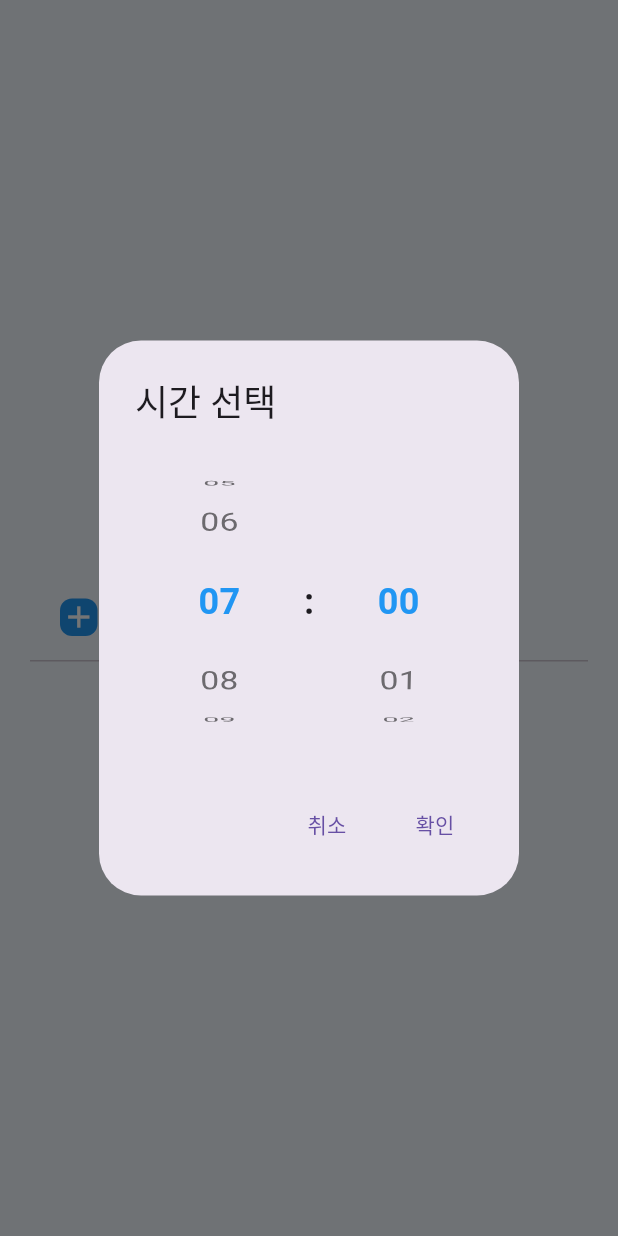
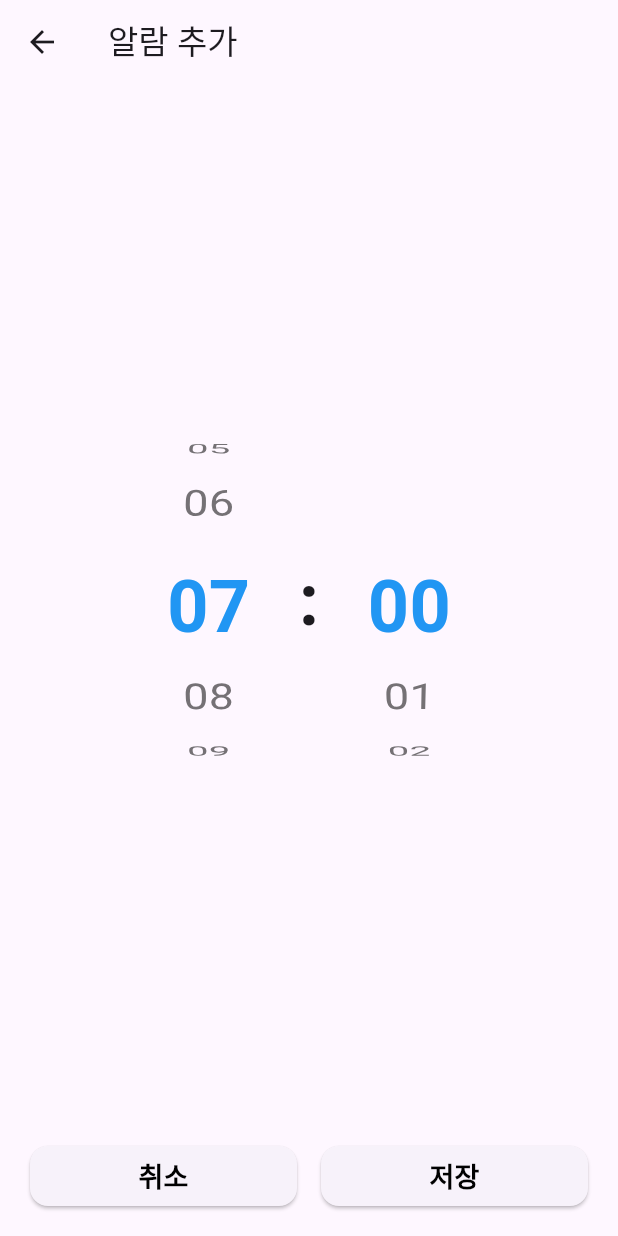
Before and after one commit to terrinens/wrsa, a Flutter app: the screen it shows after launch, after a tap on "알람 추가", on a phone screen of 412 x 824 dp. Run offline on Flutter 3.47's test engine with Material 3 defaults, Android fonts, the phone set to English and light mode, and no system bars; our stand-ins replace google_fonts, permission_handler, shared_preferences; missing offline and left inert: alarm; statements that could not run were skipped.

Commit message:
change : 알람 설정 화면을 팝업에서 페이지 이동으로 변경

```diff
--- a/lib/widgets/alarm/alarm_list.dart
+++ b/lib/widgets/alarm/alarm_list.dart
@@ -1,10 +1,9 @@
 import 'dart:async';
 
-import 'package:alarm/alarm.dart';
 import 'package:flutter/material.dart';
 import 'package:wrsa_app/utils/alarm.dart';
 import 'package:shared_preferences/shared_preferences.dart';
-import 'package:wrsa_app/widgets/alarm/alarm_ring_screen.dart';
+import 'package:wrsa_app/widgets/alarm/alarm_picker_screen.dart';
 import 'dart:convert';
 
 class AlarmList extends StatefulWidget {
@@ -86,9 +85,10 @@ class _AlarmListState extends State<AlarmList> {
   }
 
   Future<void> _addAlarm() async {
-    final TimeOfDay? selectedTime = await _showTimePickerDialog(
+    // 페이지 이동 방식으로 변경
+    final TimeOfDay? selectedTime = await Navigator.push<TimeOfDay>(
       context,
-      const TimeOfDay(hour: 7, minute: 0),
+      MaterialPageRoute(builder: (context) => const AlarmTimePickerScreen()),
     );
 
     if (selectedTime != null) {
@@ -104,128 +104,6 @@ class _AlarmListState extends State<AlarmList> {
 
       await _saveAlarms();
     }
-  }
-
-  Future<TimeOfDay?> _showTimePickerDialog(
-    BuildContext context,
-    TimeOfDay initialTime,
-  ) async {
-    int tempHour = initialTime.hour;
-    int tempMinute = initialTime.minute;
-
-    return await showDialog<TimeOfDay>(
-      context: context,
-      builder: (context) {
-        return StatefulBuilder(
-          builder: (context, setDialogState) {
-            return AlertDialog(
-              title: const Text('시간 선택'),
-              content: SizedBox(
-                height: 200,
-                width: 200,
-                child: Row(
-                  mainAxisAlignment: MainAxisAlignment.center,
-                  children: [
-                    Expanded(
-                      child: ListWheelScrollView.useDelegate(
-                        itemExtent: 50,
-                        perspective: 0.005,
-                        diameterRatio: 1.2,
-                        physics: const FixedExtentScrollPhysics(),
-                        controller: FixedExtentScrollController(
-                          initialItem: tempHour,
-                        ),
-                        onSelectedItemChanged: (index) {
-                          setDialogState(() {
-                            tempHour = index;
-                          });
-                        },
-                        childDelegate: ListWheelChildBuilderDelegate(
-                          childCount: 24,
-                          builder: (context, index) {
-                            return Center(
-                              child: Text(
-                                index.toString().padLeft(2, '0'),
-                                style: TextStyle(
-                                  fontSize: 24,
-                                  fontWeight: tempHour == index
-                                      ? FontWeight.bold
-                                      : FontWeight.normal,
-                                  color: tempHour == index
-                                      ? Colors.blue
-                                      : Colors.black54,
-                                ),
-                              ),
-                            );
-                          },
-                        ),
-                      ),
-                    ),
-                    const Text(
-                      ':',
-                      style: TextStyle(
-                        fontSize: 24,
-                        fontWeight: FontWeight.bold,
-                      ),
-                    ),
-                    Expanded(
-                      child: ListWheelScrollView.useDelegate(
-                        itemExtent: 50,
-                        perspective: 0.005,
-                        diameterRatio: 1.2,
-                        physics: const FixedExtentScrollPhysics(),
-                        controller: FixedExtentScrollController(
-                          initialItem: tempMinute,
-                        ),
-                        onSelectedItemChanged: (index) {
-                          setDialogState(() {
-                            tempMinute = index;
-                          });
-                        },
-                        childDelegate: ListWheelChildBuilderDelegate(
-                          childCount: 60,
-                          builder: (context, index) {
-                            return Center(
-                              child: Text(
-                                index.toString().padLeft(2, '0'),
-                                style: TextStyle(
-                                  fontSize: 24,
-                                  fontWeight: tempMinute == index
-                                      ? FontWeight.bold
-                                      : FontWeight.normal,
-                                  color: tempMinute == index
-                                      ? Colors.blue
-                                      : Colors.black54,
-                                ),
-                              ),
-                            );
-                          },
-                        ),
-                      ),
-                    ),
-                  ],
-                ),
-              ),
-              actions: [
-                TextButton(
-                  onPressed: () => Navigator.pop(context, null),
-                  child: const Text('취소'),
-                ),
-                TextButton(
-                  onPressed: () {
-                    Navigator.pop(
-                      context,
-                      TimeOfDay(hour: tempHour, minute: tempMinute),
-                    );
-                  },
-                  child: const Text('확인'),
-                ),
-              ],
-            );
-          },
-        );
-      },
-    );
   }
 
   void _removeAlarm(int id) async {
@@ -246,37 +124,7 @@ class _AlarmListState extends State<AlarmList> {
       mainAxisSize: MainAxisSize.min,
       children: [
         // 알람 추가 버튼
-        Material(
-          color: Colors.transparent,
-          child: InkWell(
-            onTap: _addAlarm,
-            child: Container(
-              padding: const EdgeInsets.symmetric(vertical: 16, horizontal: 20),
-              child: Row(
-                children: [
-                  Container(
-                    width: 25,
-                    height: 25,
-                    decoration: BoxDecoration(
-                      color: Colors.blue,
-                      borderRadius: BorderRadius.circular(8),
-                    ),
-                    child: const Icon(
-                      Icons.add,
-                      color: Colors.white,
-                      weight: 20,
-                    ),
-                  ),
-                  const SizedBox(width: 16),
-                  const Text(
-                    '알람 추가',
-                    style: TextStyle(fontSize: 16, fontWeight: FontWeight.w500),
-                  ),
-                ],
-              ),
-            ),
-          ),
-        ),
+        AlarmAddButton(addAlarm: _addAlarm),
         const Divider(height: 1),
         // 알람 리스트
         ...alarms.map(
@@ -304,10 +152,47 @@ class _AlarmListState extends State<AlarmList> {
               });
               await _saveAlarms();
             },
-            showTimePickerDialog: _showTimePickerDialog,
           ),
         ),
       ],
+    );
+  }
+}
+
+/// 알람을 추가 할 수 있는 버튼입니다.
+class AlarmAddButton extends StatelessWidget {
+  final VoidCallback addAlarm;
+
+  const AlarmAddButton({super.key, required this.addAlarm});
+
+  @override
+  Widget build(BuildContext context) {
+    return Material(
+      color: Colors.transparent,
+      child: InkWell(
+        onTap: addAlarm,
+        child: Container(
+          padding: const EdgeInsets.symmetric(vertical: 16, horizontal: 20),
+          child: Row(
+            children: [
+              Container(
+                width: 25,
+                height: 25,
+                decoration: BoxDecoration(
+                  color: Colors.blue,
+                  borderRadius: BorderRadius.circular(8),
+                ),
+                child: const Icon(Icons.add, color: Colors.white, weight: 20),
+              ),
+              const SizedBox(width: 16),
+              const Text(
+                '알람 추가',
+                style: TextStyle(fontSize: 16, fontWeight: FontWeight.w500),
+              ),
+            ],
+          ),
+        ),
+      ),
     );
   }
 }
@@ -344,8 +229,6 @@ class AlarmItemWidget extends StatelessWidget {
   final VoidCallback onDelete;
   final Function(TimeOfDay) onTimeChanged;
   final Function(bool) onToggle;
-  final Future<TimeOfDay?> Function(BuildContext, TimeOfDay)
-  showTimePickerDialog;
 
   const AlarmItemWidget({
     super.key,
@@ -353,11 +236,17 @@ class AlarmItemWidget extends StatelessWidget {
     required this.onDelete,
     required this.onTimeChanged,
     required this.onToggle,
-    required this.showTimePickerDialog,
   });
 
   Future<void> _selectTime(BuildContext context) async {
-    final TimeOfDay? newTime = await showTimePickerDialog(context, alarm.time);
+    // 페이지 이동 방식으로 변경
+    final TimeOfDay? newTime = await Navigator.push<TimeOfDay>(
+      context,
+      MaterialPageRoute(
+        builder: (context) => AlarmTimePickerScreen(initialTime: alarm.time),
+      ),
+    );
+
     if (newTime != null) {
       onTimeChanged(newTime);
     }
--- /dev/null
+++ b/lib/widgets/alarm/alarm_picker_screen.dart
@@ -0,0 +1,205 @@
+import 'package:flutter/material.dart';
+
+class AlarmTimePickerScreen extends StatefulWidget {
+  final TimeOfDay? initialTime;
+
+  const AlarmTimePickerScreen({super.key, this.initialTime});
+
+  @override
+  State<AlarmTimePickerScreen> createState() => _AlarmTimePickerScreenState();
+}
+
+class _AlarmTimePickerScreenState extends State<AlarmTimePickerScreen> {
+  late int selectedHour;
+  late int selectedMinute;
+
+  @override
+  void initState() {
+    super.initState();
+    selectedHour = widget.initialTime?.hour ?? 7;
+    selectedMinute = widget.initialTime?.minute ?? 0;
+  }
+
+  @override
+  Widget build(BuildContext context) {
+    final isEditMode = widget.initialTime != null;
+    return Scaffold(
+      appBar: AppBar(title: Text(isEditMode ? '알람 시간 수정' : '알람 추가')),
+      body: Column(
+        children: [
+          Expanded(
+            child: Center(
+              child: Row(
+                mainAxisAlignment: MainAxisAlignment.center,
+                children: [
+                  // 시간 선택
+                  SizedBox(
+                    width: 120,
+                    height: 300,
+                    child: ListWheelScrollView.useDelegate(
+                      itemExtent: 60,
+                      perspective: 0.005,
+                      diameterRatio: 1.2,
+                      physics: const FixedExtentScrollPhysics(),
+                      controller: FixedExtentScrollController(
+                        initialItem: selectedHour,
+                      ),
+                      onSelectedItemChanged: (index) {
+                        setState(() {
+                          selectedHour = index;
+                        });
+                      },
+                      childDelegate: ListWheelChildBuilderDelegate(
+                        childCount: 24,
+                        builder: (context, index) {
+                          final isSelected = selectedHour == index;
+                          return Center(
+                            child: Text(
+                              index.toString().padLeft(2, '0'),
+                              style: TextStyle(
+                                fontSize: isSelected ? 48 : 32,
+                                fontWeight: isSelected
+                                    ? FontWeight.bold
+                                    : FontWeight.normal,
+                                color: isSelected
+                                    ? Colors.blue
+                                    : Colors.black54,
+                              ),
+                            ),
+                          );
+                        },
+                      ),
+                    ),
+                  ),
+                  const Text(
+                    ':',
+                    style: TextStyle(fontSize: 48, fontWeight: FontWeight.bold),
+                  ),
+                  // 분 선택
+                  SizedBox(
+                    width: 120,
+                    height: 300,
+                    child: ListWheelScrollView.useDelegate(
+                      itemExtent: 60,
+                      perspective: 0.005,
+                      diameterRatio: 1.2,
+                      physics: const FixedExtentScrollPhysics(),
+                      controller: FixedExtentScrollController(
+                        initialItem: selectedMinute,
+                      ),
+                      onSelectedItemChanged: (index) {
+                        setState(() {
+                          selectedMinute = index;
+                        });
+                      },
+                      childDelegate: ListWheelChildBuilderDelegate(
+                        childCount: 60,
+                        builder: (context, index) {
+                          final isSelected = selectedMinute == index;
+                          return Center(
+                            child: Text(
+                              index.toString().padLeft(2, '0'),
+                              style: TextStyle(
+                                fontSize: isSelected ? 48 : 32,
+                                fontWeight: isSelected
+                                    ? FontWeight.bold
+                                    : FontWeight.normal,
+                                color: isSelected
+                                    ? Colors.blue
+                                    : Colors.black54,
+                              ),
+                            ),
+                          );
+                        },
+                      ),
+                    ),
+                  ),
+                ],
+              ),
+            ),
+          ),
+
+          // 저장, 취소 버튼
+          SaveCancelButton(
+            hour: selectedHour,
+            minute: selectedMinute,
+            onSave: (TimeOfDay time) {
+              Navigator.pop(context, time);
+            },
+            onCancel: () {
+              Navigator.pop(context);
+            },
+          ),
+        ],
+      ),
+    );
+  }
+}
+
+class SaveCancelButton extends StatelessWidget {
+  final int hour;
+  final int minute;
+
+  final ValueChanged<TimeOfDay> onSave;
+  final VoidCallback onCancel;
+
+  const SaveCancelButton({
+    super.key,
+    required this.hour,
+    required this.minute,
+    required this.onSave,
+    required this.onCancel,
+  });
+
+  Widget _buildButton({
+    required String title,
+    required VoidCallback onPressed,
+  }) {
+    return Expanded(
+      child: SizedBox(
+        height: 40,
+        child: ElevatedButton(
+          onPressed: onPressed,
+          style: ElevatedButton.styleFrom(
+            foregroundColor: Colors.white,
+            shape: RoundedRectangleBorder(
+              borderRadius: BorderRadius.circular(12),
+            ),
+          ),
+          child: Text(
+            title,
+            style: TextStyle(
+              fontSize: 18,
+              fontWeight: FontWeight.bold,
+              color: Colors.black,
+            ),
+          ),
+        ),
+      ),
+    );
+  }
+
+  @override
+  Widget build(BuildContext context) {
+    return Padding(
+      padding: const EdgeInsets.all(20.0),
+      child: Row(
+        children: [
+          _buildButton(
+            title: '취소',
+            onPressed: () {
+              onCancel();
+            },
+          ),
+          const SizedBox(width: 16),
+          _buildButton(
+            title: '저장',
+            onPressed: () {
+              onSave(TimeOfDay(hour: hour, minute: minute));
+            },
+          ),
+        ],
+      ),
+    );
+  }
+}
```
